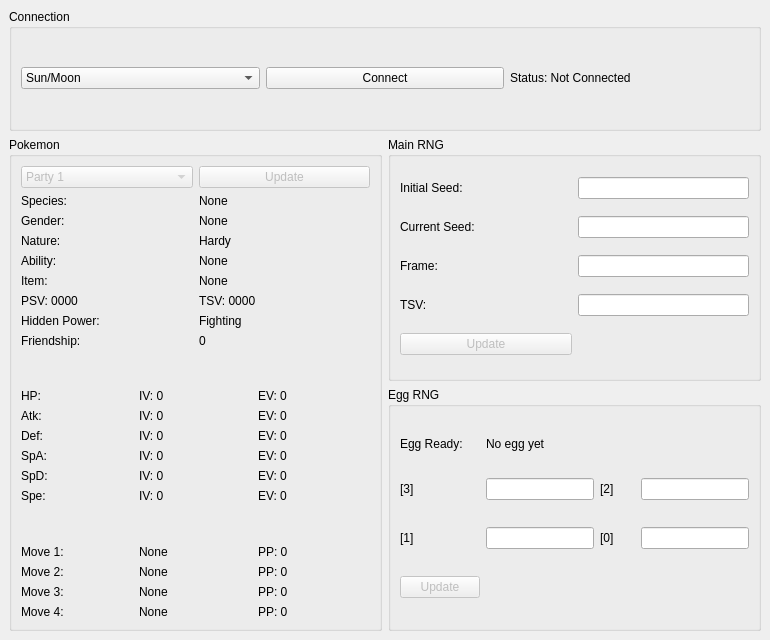
Admiral-Fish/CitraRNG, file CitraRNG/MainWindow.ui: the form before one commit.
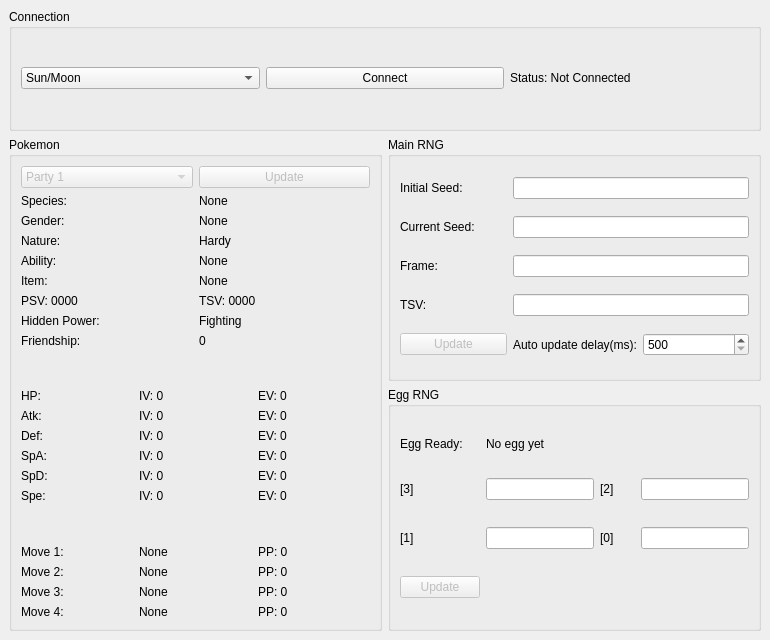
The form after the commit.

Commit message: User input for auto update delay

The edit to the form file:
```diff
--- a/CitraRNG/MainWindow.ui
+++ b/CitraRNG/MainWindow.ui
@@ -17,7 +17,7 @@
    </size>
   </property>
   <property name="windowTitle">
-   <string>CitraRNG 1.1.0</string>
+   <string>CitraRNG 1.1.1</string>
   </property>
   <widget class="QWidget" name="centralwidget">
    <layout class="QGridLayout" name="gridLayout">
@@ -170,16 +170,6 @@
        <string>Main RNG</string>
       </property>
       <layout class="QGridLayout" name="gridLayout_3">
-       <item row="4" column="0">
-        <widget class="QPushButton" name="pushButtonUpdateMainRNG">
-         <property name="enabled">
-          <bool>false</bool>
-         </property>
-         <property name="text">
-          <string>Update</string>
-         </property>
-        </widget>
-       </item>
        <item row="0" column="0">
         <widget class="QLabel" name="labelInitialSeed">
          <property name="text">
@@ -187,6 +177,22 @@
          </property>
         </widget>
        </item>
+       <item row="0" column="1" colspan="2">
+        <widget class="QLineEdit" name="lineEditInitialSeed">
+         <property name="sizePolicy">
+          <sizepolicy hsizetype="Preferred" vsizetype="Fixed">
+           <horstretch>0</horstretch>
+           <verstretch>0</verstretch>
+          </sizepolicy>
+         </property>
+         <property name="maxLength">
+          <number>8</number>
+         </property>
+         <property name="readOnly">
+          <bool>true</bool>
+         </property>
+        </widget>
+       </item>
        <item row="1" column="0">
         <widget class="QLabel" name="labelCurrentSeed">
          <property name="text">
@@ -194,6 +200,22 @@
          </property>
         </widget>
        </item>
+       <item row="1" column="1" colspan="2">
+        <widget class="QLineEdit" name="lineEditCurrentSeed">
+         <property name="sizePolicy">
+          <sizepolicy hsizetype="Preferred" vsizetype="Fixed">
+           <horstretch>0</horstretch>
+           <verstretch>0</verstretch>
+          </sizepolicy>
+         </property>
+         <property name="maxLength">
+          <number>16</number>
+         </property>
+         <property name="readOnly">
+          <bool>true</bool>
+         </property>
+        </widget>
+       </item>
        <item row="2" column="0">
         <widget class="QLabel" name="labelFrame">
          <property name="text">
@@ -201,6 +223,19 @@
          </property>
         </widget>
        </item>
+       <item row="2" column="1" colspan="2">
+        <widget class="QLineEdit" name="lineEditFrame">
+         <property name="sizePolicy">
+          <sizepolicy hsizetype="Preferred" vsizetype="Fixed">
+           <horstretch>0</horstretch>
+           <verstretch>0</verstretch>
+          </sizepolicy>
+         </property>
+         <property name="readOnly">
+          <bool>true</bool>
+         </property>
+        </widget>
+       </item>
        <item row="3" column="0">
         <widget class="QLabel" name="labelSaveTSV">
          <property name="text">
@@ -208,52 +243,7 @@
          </property>
         </widget>
        </item>
-       <item row="0" column="1">
-        <widget class="QLineEdit" name="lineEditInitialSeed">
-         <property name="sizePolicy">
-          <sizepolicy hsizetype="Preferred" vsizetype="Fixed">
-           <horstretch>0</horstretch>
-           <verstretch>0</verstretch>
-          </sizepolicy>
-         </property>
-         <property name="maxLength">
-          <number>8</number>
-         </property>
-         <property name="readOnly">
-          <bool>true</bool>
-         </property>
-        </widget>
-       </item>
-       <item row="1" column="1">
-        <widget class="QLineEdit" name="lineEditCurrentSeed">
-         <property name="sizePolicy">
-          <sizepolicy hsizetype="Preferred" vsizetype="Fixed">
-           <horstretch>0</horstretch>
-           <verstretch>0</verstretch>
-          </sizepolicy>
-         </property>
-         <property name="maxLength">
-          <number>16</number>
-         </property>
-         <property name="readOnly">
-          <bool>true</bool>
-         </property>
-        </widget>
-       </item>
-       <item row="2" column="1">
-        <widget class="QLineEdit" name="lineEditFrame">
-         <property name="sizePolicy">
-          <sizepolicy hsizetype="Preferred" vsizetype="Fixed">
-           <horstretch>0</horstretch>
-           <verstretch>0</verstretch>
-          </sizepolicy>
-         </property>
-         <property name="readOnly">
-          <bool>true</bool>
-         </property>
-        </widget>
-       </item>
-       <item row="3" column="1">
+       <item row="3" column="1" colspan="2">
         <widget class="QLineEdit" name="lineEditTSV">
          <property name="sizePolicy">
           <sizepolicy hsizetype="Preferred" vsizetype="Fixed">
@@ -269,6 +259,36 @@
          </property>
         </widget>
        </item>
+       <item row="4" column="0">
+        <widget class="QPushButton" name="pushButtonUpdateMainRNG">
+         <property name="enabled">
+          <bool>false</bool>
+         </property>
+         <property name="text">
+          <string>Update</string>
+         </property>
+        </widget>
+       </item>
+       <item row="4" column="1">
+        <widget class="QLabel" name="labelUpdateDelay">
+         <property name="text">
+          <string>Auto update delay(ms):</string>
+         </property>
+        </widget>
+       </item>
+       <item row="4" column="2">
+        <widget class="QSpinBox" name="spinBoxDelay">
+         <property name="minimum">
+          <number>500</number>
+         </property>
+         <property name="maximum">
+          <number>2000</number>
+         </property>
+         <property name="value">
+          <number>500</number>
+         </property>
+        </widget>
+       </item>
       </layout>
      </widget>
     </item>
```
The commit also changes 2 other files.
